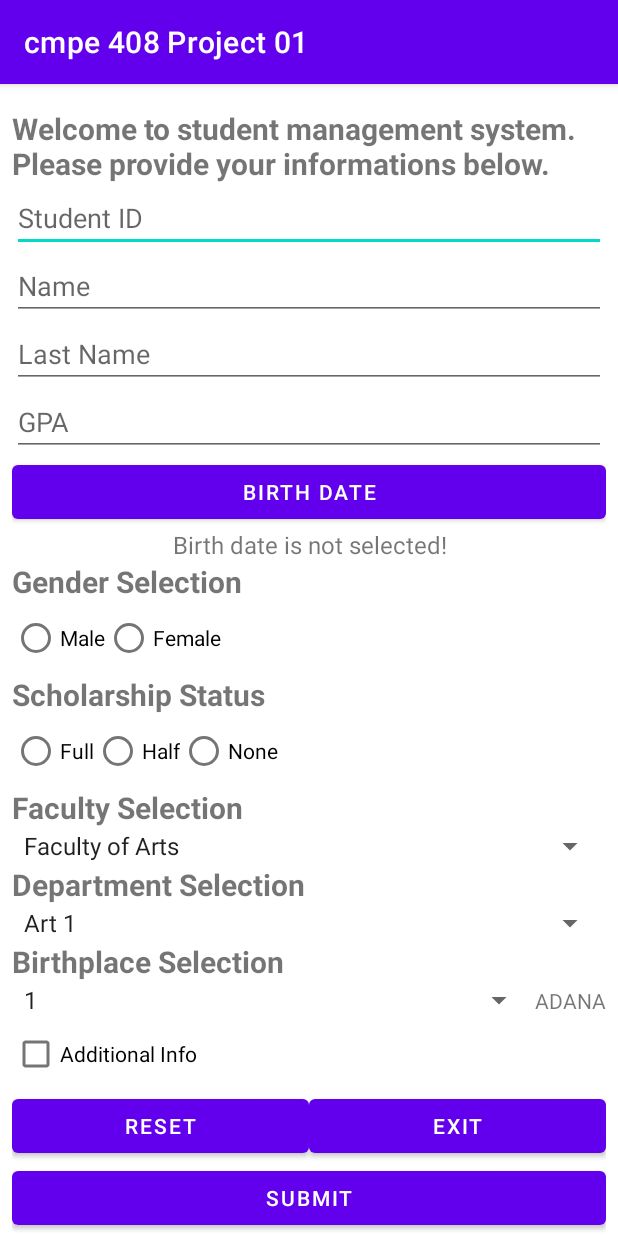
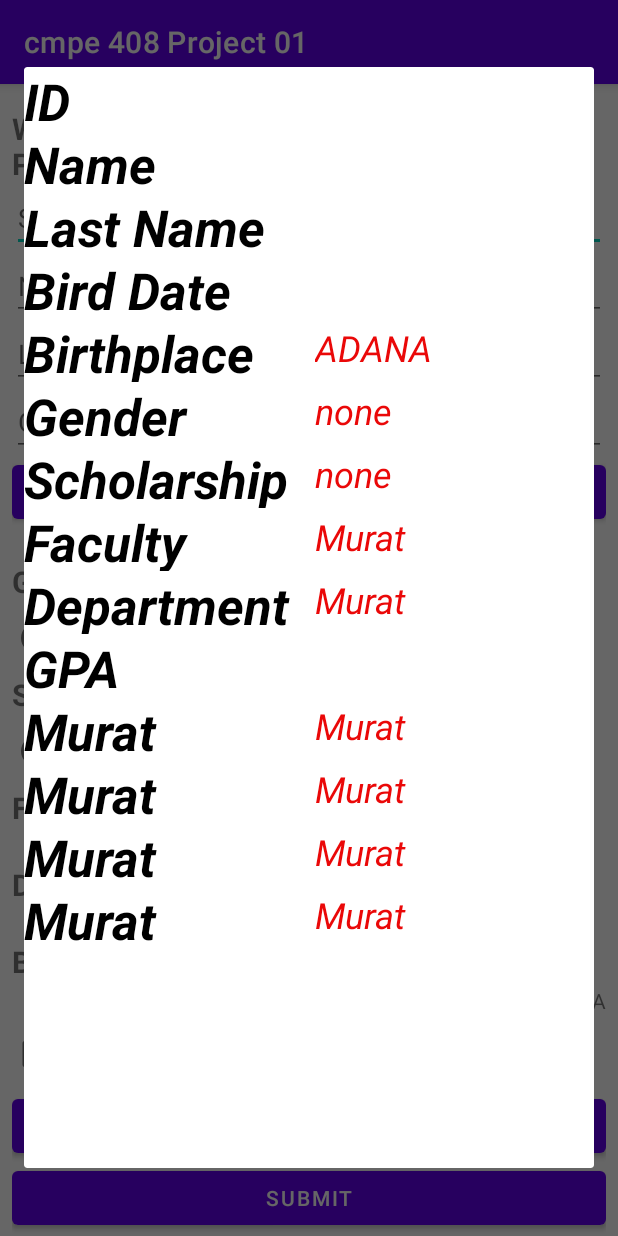
Before and after one commit to JustRelaxable/CMPE-408-Project-01, an Android app: the screen it shows after launch (MainActivity), after a tap on "SUBMIT", on a phone screen of 412 x 824 dp. Run offline under Robolectric (Android 15) with nearby library versions, the phone set to English and light mode, and no system bars.

Commit message:
Murat's changes has been added to main branch

```diff
--- a/app/src/main/java/com/rc2/cmpe408project01/MainActivity.java
+++ b/app/src/main/java/com/rc2/cmpe408project01/MainActivity.java
@@ -1,9 +1,9 @@
 package com.rc2.cmpe408project01;
 
+import androidx.appcompat.app.AlertDialog;
 import androidx.appcompat.app.AppCompatActivity;
 
 import android.app.DatePickerDialog;
-import android.icu.util.Calendar;
 import android.os.Bundle;
 import android.text.Editable;
 import android.text.TextWatcher;
@@ -11,8 +11,10 @@ import android.view.View;
 import android.widget.AdapterView;
 import android.widget.ArrayAdapter;
 import android.widget.Button;
+import android.widget.CheckBox;
 import android.widget.DatePicker;
 import android.widget.EditText;
+import android.widget.RadioButton;
 import android.widget.Spinner;
 import android.widget.TextView;
 import android.widget.Toast;
@@ -25,6 +27,35 @@ import java.io.InputStream;
 import java.util.HashMap;
 
 public class MainActivity extends AppCompatActivity implements View.OnClickListener {
+
+    private EditText gpa;
+    private EditText name ;
+    private EditText last_name;
+    private EditText id ;
+    private EditText studentIDText;
+    private RadioButton sex_male;
+    private RadioButton sex_female;
+    private RadioButton full_scholarship;
+    private RadioButton half_scholarship;
+    private RadioButton none_scholarship;
+    private AlertDialog dialog;
+    private AlertDialog.Builder dialogBuilder;
+    private TextView pop_name;
+    private TextView pop_Lname;
+    private TextView pop_id;
+    private TextView pop_gender;
+    private TextView pop_scholar;
+    private TextView pop_bp;
+    private TextView pop_bd;
+    private TextView pop_gpa;
+    private TextView birthDateText;
+    private String city_value;
+    private String bd_values;
+    private String faculty_value;
+
+
+
+
 
     HashMap<String,String[]> facultyDepartmentHashMap = new HashMap<>();
     JSONObject cities;
@@ -44,7 +75,7 @@ public class MainActivity extends AppCompatActivity implements View.OnClickListe
     }
 
     private void handleGPATextChangedListener() {
-        EditText gpaText = findViewById(R.id.gpa);
+        EditText gpaText = findViewById(R.id.gpa_id);
         gpaText.addTextChangedListener(new TextWatcher() {
             boolean periodEnabled = false;
             @Override
@@ -111,6 +142,7 @@ public class MainActivity extends AppCompatActivity implements View.OnClickListe
             public void onItemSelected(AdapterView<?> adapterView, View view, int i, long l) {
                 try {
                     cityName.setText(cities.getString(String.valueOf(i+1)));
+                    city_value = (cities.getString(String.valueOf(i+1)));
                 } catch (JSONException e) {
                     e.printStackTrace();
                 }
@@ -182,19 +214,96 @@ public class MainActivity extends AppCompatActivity implements View.OnClickListe
         });
     }
 
+
     @Override
     public void onClick(View view) {
         switch (view.getId()){
             case R.id.submit_button:
                 //TODO: Implement control mechanism to all defined widgets to check if fields are complete.
                 boolean allFieldsFilled = false;
-                if(allFieldsFilled)
-                    Toast.makeText(this, R.string.fields_submitted_successfully, Toast.LENGTH_SHORT).show();
-                    //TODO: Implement and show TextView, fill it with submitted information and display to the user.
-                else
+                if(allFieldsFilled || true) {   // geçici oalrak true
+                    name = (EditText)findViewById(R.id.name_id);
+                    String name_value = name.getText().toString();
+
+                    last_name = (EditText)findViewById(R.id.last_name);
+                    String Lname_value = last_name.getText().toString();
+
+                    studentIDText = (EditText)findViewById(R.id.student_id);
+                    String id_value = studentIDText.getText().toString();
+
+                    gpa = (EditText)findViewById(R.id.gpa_id);
+                    String gpa_value = gpa.getText().toString();
+
+
+
+
+                    sex_male = (RadioButton)findViewById(R.id.male);
+                    sex_female = (RadioButton)findViewById(R.id.female);
+                    String sex_value = "none";
+
+                    if(sex_male.isChecked()){
+                        sex_value = "male";
+                    }
+                    else if(sex_female.isChecked()){
+                        sex_value = "female";
+                    }
+
+                    full_scholarship = (RadioButton)findViewById(R.id.full);
+                    half_scholarship = (RadioButton)findViewById(R.id.half);
+                    none_scholarship = (RadioButton)findViewById(R.id.none);
+                    String scholarship_value = "none";
+
+                    if(full_scholarship.isChecked()){
+                        scholarship_value = "full";
+                    }
+                    else if(half_scholarship.isChecked()){
+                        scholarship_value = "half";
+                    }
+                    else if(none_scholarship.isChecked()){
+                        scholarship_value = "none";
+                    }
+
+
+
+                    CreateNewDialog(name_value,Lname_value,id_value,sex_value,scholarship_value,city_value,gpa_value,bd_values);
+
+                }else
                     Toast.makeText(this, R.string.fields_are_incomplete_warning, Toast.LENGTH_SHORT).show();
                 break;
             case R.id.reset_button:
+
+                id = (EditText)findViewById(R.id.student_id);
+                id.setText("");
+
+                name = (EditText)findViewById(R.id.name_id);
+                name.setText("");
+
+                last_name = (EditText)findViewById(R.id.last_name);
+                last_name.setText("");
+
+                gpa = (EditText)findViewById(R.id.gpa_id);
+                gpa.setText("");
+
+                sex_male = (RadioButton)findViewById(R.id.male);
+                sex_male.setChecked(false);
+
+                sex_female = (RadioButton)findViewById(R.id.female);
+                sex_female.setChecked(false);
+
+                full_scholarship = (RadioButton)findViewById(R.id.full);
+                full_scholarship.setChecked(false);
+                half_scholarship = (RadioButton)findViewById(R.id.half);
+                half_scholarship.setChecked(false);
+                none_scholarship = (RadioButton)findViewById(R.id.none);
+                none_scholarship.setChecked(false);
+
+                birthDateText.setText("Birth date is not selected!");
+
+
+
+
+
+
                 break;
             case R.id.exit_button:
                 System.exit(0);
@@ -203,8 +312,9 @@ public class MainActivity extends AppCompatActivity implements View.OnClickListe
                 new DatePickerDialog(this, new DatePickerDialog.OnDateSetListener() {
                     @Override
                     public void onDateSet(DatePicker datePicker, int year, int month, int day) {
-                        TextView birthDateText = findViewById(R.id.birth_date_text);
+                        birthDateText = findViewById(R.id.birth_date_text);
                         birthDateText.setText(day+"/"+month+"/"+year);
+                        bd_values =(day+"/"+month+"/"+year);
                     }
                 },2020,1,1).show();
                 break;
@@ -212,4 +322,44 @@ public class MainActivity extends AppCompatActivity implements View.OnClickListe
                 break;
         }
     }
+
+
+
+    public void CreateNewDialog(String name,String last_name,String id,String sex,String scholarship,String bp,String gpa,String bd){
+        dialogBuilder = new AlertDialog.Builder(this);
+        final View contactPopupView = getLayoutInflater().inflate(R.layout.popup,null);
+
+        dialogBuilder.setView(contactPopupView);
+        dialog = dialogBuilder.create();
+        dialog.show();
+
+        pop_id = (TextView) contactPopupView.findViewById(R.id.pop_id);
+        pop_id.setText(id);
+
+        pop_name = (TextView) contactPopupView.findViewById(R.id.pop_name);
+        pop_name.setText(name);
+
+        pop_Lname = (TextView) contactPopupView.findViewById(R.id.pop_Lname);
+        pop_Lname.setText(last_name);
+
+        pop_gender = (TextView) contactPopupView.findViewById(R.id.pop_gender);
+        pop_gender.setText(sex);
+
+        pop_scholar = (TextView) contactPopupView.findViewById(R.id.pop_scholar);
+        pop_scholar.setText(scholarship);
+
+        pop_bp = (TextView) contactPopupView.findViewById(R.id.pop_bp);
+        pop_bp.setText(bp);
+
+        pop_gpa = (TextView) contactPopupView.findViewById(R.id.pop_gpa);
+        pop_gpa.setText(gpa);
+
+        pop_bd = (TextView) contactPopupView.findViewById(R.id.pop_bd);
+        pop_bd.setText(bd);
+
+
+
+    }
+
+
 }
--- a/app/src/main/res/layout/activity_main.xml
+++ b/app/src/main/res/layout/activity_main.xml
@@ -29,16 +29,20 @@
         android:layout_height="wrap_content"
         android:inputType="number"
         android:hint="@string/student_id"/>
+
         <EditText
+            android:id="@+id/name_id"
             android:layout_width="match_parent"
             android:layout_height="wrap_content"
-        android:hint="@string/name"/>
+            android:hint="@string/name" />
+
         <EditText
+            android:id="@+id/last_name"
             android:layout_width="match_parent"
             android:layout_height="wrap_content"
-        android:hint="@string/last_name"/>
+            android:hint="@string/last_name" />
         <EditText
-            android:id="@+id/gpa"
+            android:id="@+id/gpa_id"
             android:layout_width="match_parent"
             android:layout_height="wrap_content"
             android:inputType="numberDecimal"
@@ -65,14 +69,18 @@
         android:layout_width="match_parent"
         android:layout_height="wrap_content"
         android:orientation="horizontal">
+
         <RadioButton
+            android:id="@+id/male"
             android:layout_width="wrap_content"
             android:layout_height="wrap_content"
-            android:text="@string/male"/>
+            android:text="@string/male" />
+
         <RadioButton
+            android:id="@+id/female"
             android:layout_width="wrap_content"
             android:layout_height="wrap_content"
-            android:text="@string/female"/>
+            android:text="@string/female" />
     </RadioGroup>
     <TextView
         android:layout_width="match_parent"
@@ -84,18 +92,24 @@
         android:layout_width="match_parent"
         android:layout_height="wrap_content"
         android:orientation="horizontal">
+
         <RadioButton
+            android:id="@+id/full"
             android:layout_width="wrap_content"
             android:layout_height="wrap_content"
-            android:text="@string/full"/>
+            android:text="@string/full" />
+
         <RadioButton
+            android:id="@+id/half"
             android:layout_width="wrap_content"
             android:layout_height="wrap_content"
-            android:text="@string/half"/>
+            android:text="@string/half" />
+
         <RadioButton
+            android:id="@+id/none"
             android:layout_width="wrap_content"
             android:layout_height="wrap_content"
-            android:text="@string/none"/>
+            android:text="@string/none" />
     </RadioGroup>
     <TextView
         android:layout_width="match_parent"
@@ -137,10 +151,12 @@
             android:layout_width="wrap_content"
             android:layout_height="wrap_content" />
     </LinearLayout>
+
         <CheckBox
+            android:id="@+id/additional_id"
             android:layout_width="wrap_content"
             android:layout_height="wrap_content"
-        android:text="@string/additional_info"/>
+            android:text="@string/additional_info" />
     <LinearLayout
         android:layout_width="match_parent"
         android:layout_height="wrap_content">
--- /dev/null
+++ b/app/src/main/res/layout/popup.xml
@@ -0,0 +1,294 @@
+<?xml version="1.0" encoding="utf-8"?>
+<androidx.constraintlayout.widget.ConstraintLayout xmlns:android="http://schemas.android.com/apk/res/android"
+    xmlns:app="http://schemas.android.com/apk/res-auto"
+    xmlns:tools="http://schemas.android.com/tools"
+    android:layout_width="match_parent"
+    android:orientation="vertical"
+    android:layout_height="match_parent">
+
+    <LinearLayout
+        android:id="@+id/linearLayout2"
+        android:layout_width="203dp"
+        android:layout_height="734dp"
+        android:orientation="vertical"
+        app:layout_constraintStart_toStartOf="parent"
+        app:layout_constraintTop_toTopOf="parent">
+
+        <TextView
+            android:id="@+id/textView89"
+            android:layout_width="match_parent"
+            android:layout_height="42dp"
+            android:text="ID"
+            android:textColor="@color/black"
+            android:textSize="34sp"
+            android:textStyle="bold|italic" />
+
+        <TextView
+            android:id="@+id/textView90"
+            android:layout_width="match_parent"
+            android:layout_height="42dp"
+            android:text="Name"
+            android:textColor="@color/black"
+            android:textSize="34sp"
+            android:textStyle="bold|italic" />
+
+        <TextView
+            android:id="@+id/textView91"
+            android:layout_width="match_parent"
+            android:layout_height="42dp"
+            android:text="Last Name"
+            android:textColor="@color/black"
+            android:textSize="34sp"
+            android:textStyle="bold|italic" />
+
+        <TextView
+            android:id="@+id/textView92"
+            android:layout_width="match_parent"
+            android:layout_height="42dp"
+            android:text="Bird Date"
+            android:textColor="@color/black"
+            android:textSize="34sp"
+            android:textStyle="bold|italic" />
+
+        <TextView
+            android:id="@+id/textView93"
+            android:layout_width="match_parent"
+            android:layout_height="42dp"
+            android:text="Birthplace"
+            android:textColor="@color/black"
+            android:textSize="34sp"
+            android:textStyle="bold|italic" />
+
+        <TextView
+            android:id="@+id/textView94"
+            android:layout_width="match_parent"
+            android:layout_height="42dp"
+            android:text="Gender"
+            android:textColor="@color/black"
+            android:textSize="34sp"
+            android:textStyle="bold|italic" />
+
+        <TextView
+            android:id="@+id/textView95"
+            android:layout_width="match_parent"
+            android:layout_height="42dp"
+            android:text="Scholarship"
+            android:textColor="@color/black"
+            android:textSize="34sp"
+            android:textStyle="bold|italic" />
+
+        <TextView
+            android:id="@+id/textView96"
+            android:layout_width="match_parent"
+            android:layout_height="42dp"
+            android:text="Faculty"
+            android:textColor="@color/black"
+            android:textSize="34sp"
+            android:textStyle="bold|italic" />
+
+        <TextView
+            android:id="@+id/textView97"
+            android:layout_width="match_parent"
+            android:layout_height="42dp"
+            android:text="Department"
+            android:textColor="@color/black"
+            android:textSize="34sp"
+            android:textStyle="bold|italic" />
+
+        <TextView
+            android:id="@+id/textView98"
+            android:layout_width="match_parent"
+            android:layout_height="42dp"
+            android:text="GPA"
+            android:textColor="@color/black"
+            android:textSize="34sp"
+            android:textStyle="bold|italic" />
+
+        <TextView
+            android:id="@+id/textView99"
+            android:layout_width="match_parent"
+            android:layout_height="42dp"
+            android:text="Murat"
+            android:textColor="@color/black"
+            android:textSize="34sp"
+            android:textStyle="bold|italic" />
+
+        <TextView
+            android:id="@+id/textView100"
+            android:layout_width="match_parent"
+            android:layout_height="42dp"
+            android:text="Murat"
+            android:textColor="@color/black"
+            android:textSize="34sp"
+            android:textStyle="bold|italic" />
+
+        <TextView
+            android:id="@+id/textView101"
+            android:layout_width="match_parent"
+            android:layout_height="42dp"
+            android:text="Murat"
+            android:textColor="@color/black"
+            android:textSize="34sp"
+            android:textStyle="bold|italic" />
+
+        <TextView
+            android:id="@+id/textView65"
+            android:layout_width="match_parent"
+            android:layout_height="42dp"
+            android:text="Murat"
+            android:textColor="@color/black"
+            android:textSize="34sp"
+            android:textStyle="bold|italic" />
+    </LinearLayout>
+
+    <LinearLayout
+        android:layout_width="196dp"
+        android:layout_height="729dp"
+        android:orientation="vertical"
+        app:layout_constraintBottom_toBottomOf="parent"
+        app:layout_constraintEnd_toEndOf="parent"
+        app:layout_constraintStart_toEndOf="@+id/linearLayout2"
+        app:layout_constraintTop_toTopOf="parent">
+
+        <TextView
+            android:id="@+id/pop_id"
+            android:layout_width="match_parent"
+            android:layout_height="42dp"
+            android:text="Murat"
+            android:textColor="#EA0808"
+            android:textColorLink="#E60F0F"
+            android:textSize="24sp"
+            android:textStyle="italic" />
+
+        <TextView
+            android:id="@+id/pop_name"
+            android:layout_width="match_parent"
+            android:layout_height="42dp"
+            android:text="Murat"
+            android:textColor="#EA0808"
+            android:textColorLink="#E60F0F"
+            android:textSize="24sp"
+            android:textStyle="italic" />
+
+        <TextView
+            android:id="@+id/pop_Lname"
+            android:layout_width="match_parent"
+            android:layout_height="42dp"
+            android:text="Murat"
+            android:textColor="#EA0808"
+            android:textColorLink="#E60F0F"
+            android:textSize="24sp"
+            android:textStyle="italic" />
+
+        <TextView
+            android:id="@+id/pop_bd"
+            android:layout_width="match_parent"
+            android:layout_height="42dp"
+            android:text="Murat"
+            android:textColor="#EA0808"
+            android:textColorLink="#E60F0F"
+            android:textSize="24sp"
+            android:textStyle="italic" />
+
+        <TextView
+            android:id="@+id/pop_bp"
+            android:layout_width="match_parent"
+            android:layout_height="42dp"
+            android:text="Murat"
+            android:textColor="#EA0808"
+            android:textColorLink="#E60F0F"
+            android:textSize="24sp"
+            android:textStyle="italic" />
+
+        <TextView
+            android:id="@+id/pop_gender"
+            android:layout_width="match_parent"
+            android:layout_height="42dp"
+            android:text="Murat"
+            android:textColor="#EA0808"
+            android:textColorLink="#E60F0F"
+            android:textSize="24sp"
+            android:textStyle="italic" />
+
+        <TextView
+            android:id="@+id/pop_scholar"
+            android:layout_width="match_parent"
+            android:layout_height="42dp"
+            android:text="Murat"
+            android:textColor="#EA0808"
+            android:textColorLink="#E60F0F"
+            android:textSize="24sp"
+            android:textStyle="italic" />
+
+        <TextView
+            android:id="@+id/pop_faculty"
+            android:layout_width="match_parent"
+            android:layout_height="42dp"
+            android:text="Murat"
+            android:textColor="#EA0808"
+            android:textColorLink="#E60F0F"
+            android:textSize="24sp"
+            android:textStyle="italic" />
+
+        <TextView
+            android:id="@+id/pop_dep"
+            android:layout_width="match_parent"
+            android:layout_height="42dp"
+            android:text="Murat"
+            android:textColor="#EA0808"
+            android:textColorLink="#E60F0F"
+            android:textSize="24sp"
+            android:textStyle="italic" />
+
+        <TextView
+            android:id="@+id/pop_gpa"
+            android:layout_width="match_parent"
+            android:layout_height="42dp"
+            android:text="Murat"
+            android:textColor="#EA0808"
+            android:textColorLink="#E60F0F"
+            android:textSize="24sp"
+            android:textStyle="italic" />
+
+        <TextView
+            android:id="@+id/textView126"
+            android:layout_width="match_parent"
+            android:layout_height="42dp"
+            android:text="Murat"
+            android:textColor="#EA0808"
+            android:textColorLink="#E60F0F"
+            android:textSize="24sp"
+            android:textStyle="italic" />
+
+        <TextView
+            android:id="@+id/textView127"
+            android:layout_width="match_parent"
+            android:layout_height="42dp"
+            android:text="Murat"
+            android:textColor="#EA0808"
+            android:textColorLink="#E60F0F"
+            android:textSize="24sp"
+            android:textStyle="italic" />
+
+        <TextView
+            android:id="@+id/textView128"
+            android:layout_width="match_parent"
+            android:layout_height="42dp"
+            android:text="Murat"
+            android:textColor="#EA0808"
+            android:textColorLink="#E60F0F"
+            android:textSize="24sp"
+            android:textStyle="italic" />
+
+        <TextView
+            android:id="@+id/textView66"
+            android:layout_width="match_parent"
+            android:layout_height="42dp"
+            android:text="Murat"
+            android:textColor="#EA0808"
+            android:textColorLink="#E60F0F"
+            android:textSize="24sp"
+            android:textStyle="italic" />
+
+    </LinearLayout>
+</androidx.constraintlayout.widget.ConstraintLayout>
```
Also changed, not shown: 10 other files. Lines whose indentation alone changed are shown as unchanged.
